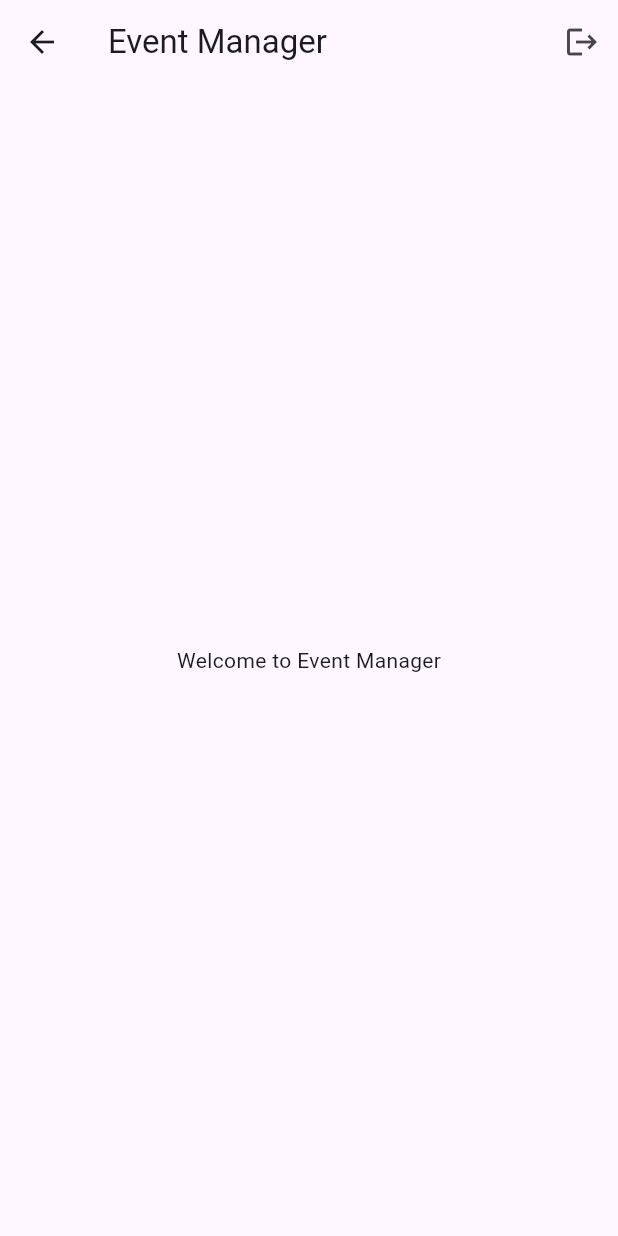
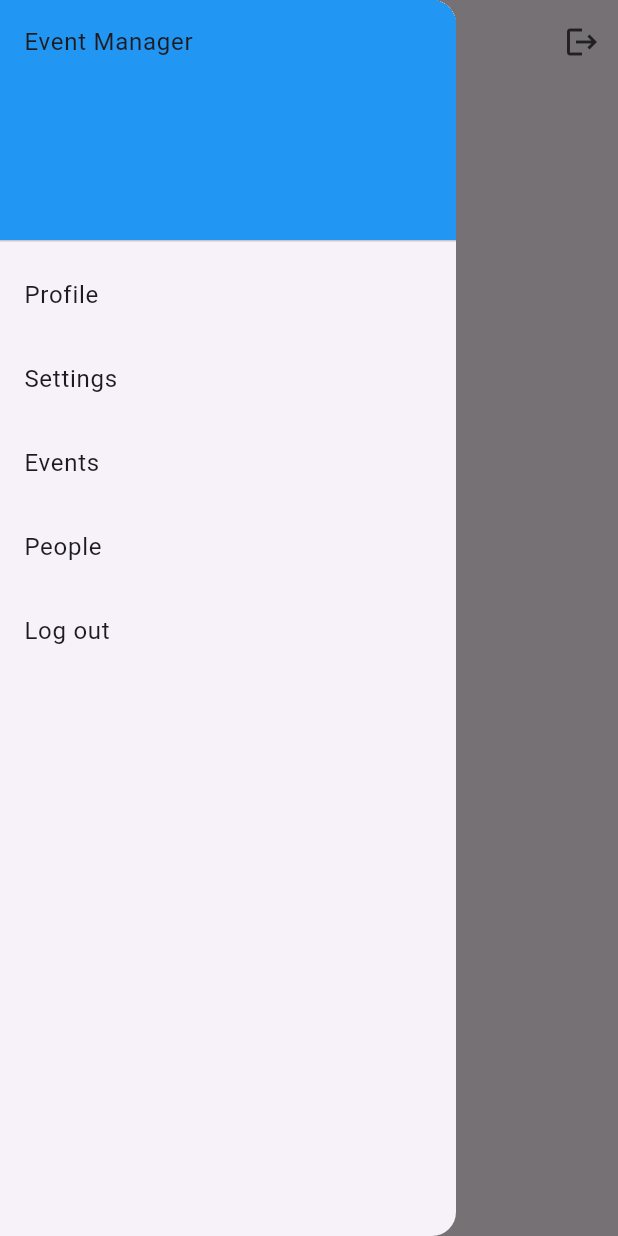
Before and after one commit to SzThBenceELTE/EMRepo, a Flutter app: the HomeScreen screen opened by its route, with the side drawer open (before the commit the screen has no drawer), on a phone screen of 412 x 824 dp. Run offline on Flutter 3.47's test engine with Material 3 defaults, Android fonts, the phone set to English and light mode, and no system bars; our stand-ins replace shared_preferences; accounts and stored records are empty.

Commit message:
Some added routes, fixed export issue on Events, small controller fixes

```diff
--- /dev/null
+++ b/event_manager_flutter/devtools_options.yaml
@@ -0,0 +1,3 @@
+description: This file stores settings for Dart & Flutter DevTools.
+documentation: https://docs.flutter.dev/tools/devtools/extensions#configure-extension-enablement-states
+extensions:
--- a/event_manager_flutter/lib/main.dart
+++ b/event_manager_flutter/lib/main.dart
@@ -1,14 +1,20 @@
 import 'package:flutter/material.dart';
 import 'package:provider/provider.dart';
 import 'providers/auth_provider.dart';
+import 'providers/person_provider.dart';
+import 'providers/event_provider.dart';
 import 'screens/login_screen.dart';
 import 'screens/home_screen.dart';
+import 'screens/events_screen.dart';
+import 'screens/people_screen.dart';
 
 void main() {
   runApp(
     MultiProvider(
       providers: [
         ChangeNotifierProvider(create: (_) => AuthProvider()),
+        ChangeNotifierProvider(create: (_) => PersonProvider()),
+        ChangeNotifierProvider(create: (_) => EventProvider()),
       ],
       child: EventManagerApp(),
     ),
@@ -24,6 +30,8 @@ class EventManagerApp extends StatelessWidget {
       routes: {
         '/': (context) => LoginScreen(),
         '/home': (context) => HomeScreen(),
+        '/events': (context) => EventsScreen(),
+        '/people': (context) => PeopleScreen(),
         // Add other routes
       },
     );
--- /dev/null
+++ b/event_manager_flutter/lib/providers/event_provider.dart
@@ -0,0 +1,17 @@
+import 'package:flutter/material.dart';
+import '../services/api_service.dart';
+
+class EventProvider with ChangeNotifier {
+  final ApiService _apiService = ApiService();
+  List<dynamic> _events = [];
+  List<dynamic> get events => _events;
+
+  Future<void> loadEvents(String token) async {
+    try {
+      _events = await _apiService.fetchEvents(token);
+      notifyListeners();
+    } catch (e) {
+      throw Exception('Failed to load events');
+    }
+  }
+}
--- /dev/null
+++ b/event_manager_flutter/lib/providers/person_provider.dart
@@ -0,0 +1,17 @@
+import 'package:flutter/material.dart';
+import '../services/api_service.dart';
+
+class PersonProvider with ChangeNotifier {
+  final ApiService _apiService = ApiService();
+  List<dynamic> _people = [];
+  List<dynamic> get events => _people;
+
+  Future<void> loadEvents(String token) async {
+    try {
+      _people = await _apiService.fetchPeople(token);
+      notifyListeners();
+    } catch (e) {
+      throw Exception('Failed to load events');
+    }
+  }
+}
--- a/event_manager_flutter/lib/screens/home_screen.dart
+++ b/event_manager_flutter/lib/screens/home_screen.dart
@@ -23,6 +23,50 @@ class HomeScreen extends StatelessWidget {
       body: Center(
         child: Text('Welcome to Event Manager'),
       ),
+      drawer: Drawer(
+        child: ListView(
+          padding: EdgeInsets.zero,
+          children: [
+            DrawerHeader(
+              child: Text('Event Manager'),
+              decoration: BoxDecoration(
+                color: Colors.blue,
+              ),
+            ),
+            ListTile(
+              title: Text('Profile'),
+              onTap: () {
+                // Navigate to Profile Screen
+              },
+            ),
+            ListTile(
+              title: Text('Settings'),
+              onTap: () {
+                // Navigate to Settings Screen
+              },
+            ),
+            ListTile(
+              title: Text('Events'),
+              onTap: () {
+                Navigator.pushNamed(context, '/events');
+              },
+            ),
+            ListTile(
+              title: Text('People'),
+              onTap: () {
+                Navigator.pushNamed(context, '/people');
+              },
+            ),
+            ListTile(
+              title: Text('Log out'),
+              onTap: () {
+                authProvider.logout();
+                Navigator.pushReplacementNamed(context, '/');
+              },
+            ),
+          ],
+        ),
+      ),
     );
   }
 }
```
Also changed, not shown: event_manager_flutter/lib/screens/events_screen.dart (added, +50 -0 lines), event_manager_flutter/lib/screens/people_screen.dart (added, +55 -0 lines), event_manager_flutter/lib/services/api_service.dart (+32 -0 lines), 4 other files.
